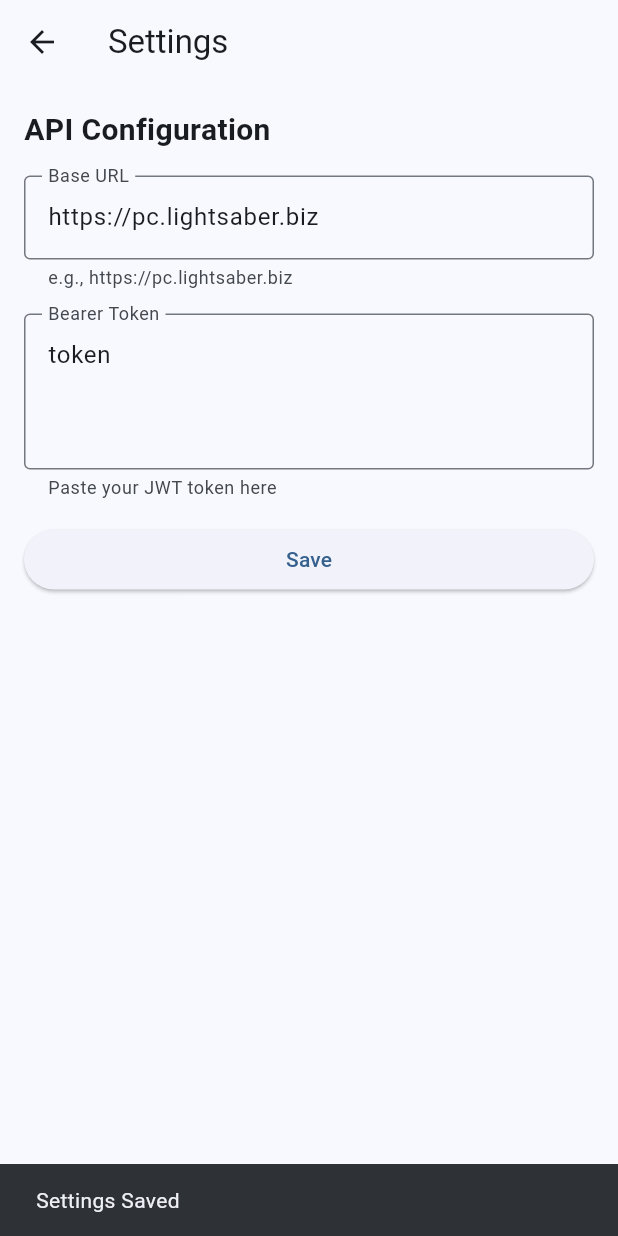
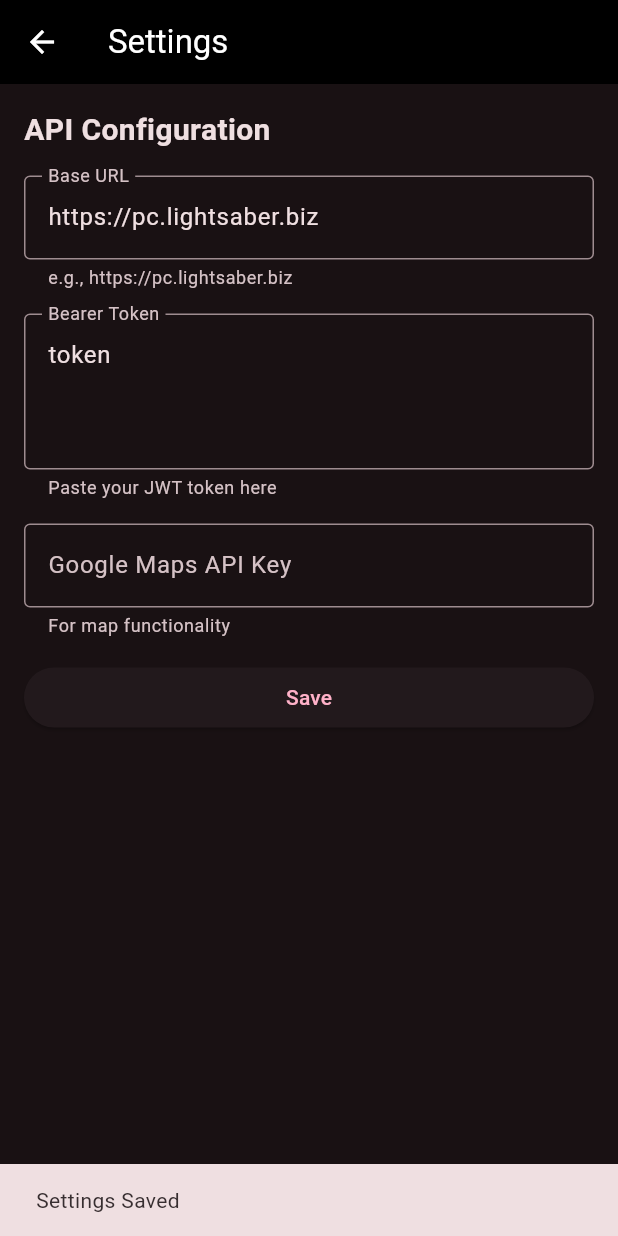
Before and after one commit to andytoland/flutter_purchase_cal, a Flutter app: the SettingsScreen screen opened directly, after a tap on "Save", on a phone screen of 412 x 824 dp. Run offline on Flutter 3.47's test engine with Material 3 defaults, Android fonts, the phone set to English and light mode, and no system bars; our stand-ins replace dio, flutter_secure_storage, google_maps_flutter; accounts and stored records are empty; network calls fail.

Commit message:
change layout a bit. Now has wall street bull on main view. Changed bit listing and theming too

```diff
--- a/lib/screens/location_add_screen.dart
+++ b/lib/screens/location_add_screen.dart
@@ -29,6 +29,22 @@
   void initState() {
     super.initState();
     _fetchLocations();
+    _checkMapKey();
+  }
+
+  Future<void> _checkMapKey() async {
+    final key = await _apiService.getGoogleMapsKey();
+    if (key == null || key.isEmpty) {
+      if (!mounted) return;
+      ScaffoldMessenger.of(context).showSnackBar(
+        const SnackBar(
+          content: Text(
+            'Please set Google Maps API Key in Settings for map functionality',
+          ),
+          duration: Duration(seconds: 5),
+        ),
+      );
+    }
   }
 
   @override
--- a/lib/screens/settings_screen.dart
+++ b/lib/screens/settings_screen.dart
@@ -12,6 +12,8 @@
   final ApiService _apiService = ApiService();
   final TextEditingController _urlController = TextEditingController();
   final TextEditingController _tokenController = TextEditingController();
+  final TextEditingController _googleMapsKeyController =
+      TextEditingController();
   bool _isLoading = true;
 
   @override
@@ -23,9 +25,11 @@
   Future<void> _loadSettings() async {
     final url = await _apiService.getBaseUrl();
     final token = await _apiService.getToken();
+    final googleMapsKey = await _apiService.getGoogleMapsKey();
     setState(() {
       _urlController.text = url;
       _tokenController.text = token ?? '';
+      _googleMapsKeyController.text = googleMapsKey ?? '';
       _isLoading = false;
     });
   }
@@ -33,6 +37,7 @@
   Future<void> _saveSettings() async {
     await _apiService.setBaseUrl(_urlController.text);
     await _apiService.setToken(_tokenController.text);
+    await _apiService.setGoogleMapsKey(_googleMapsKeyController.text);
     if (!mounted) return;
     ScaffoldMessenger.of(
       context,
@@ -74,6 +79,15 @@
                     maxLines: 3,
                   ),
                   const SizedBox(height: 16),
+                  TextField(
+                    controller: _googleMapsKeyController,
+                    decoration: const InputDecoration(
+                      labelText: 'Google Maps API Key',
+                      border: OutlineInputBorder(),
+                      helperText: 'For map functionality',
+                    ),
+                  ),
+                  const SizedBox(height: 16),
                   SizedBox(
                     width: double.infinity,
                     child: ElevatedButton(
--- a/lib/services/api_service.dart
+++ b/lib/services/api_service.dart
@@ -1,4 +1,6 @@
 import 'package:dio/dio.dart';
+import 'dart:io';
+import 'package:flutter/services.dart';
 import 'package:flutter_secure_storage/flutter_secure_storage.dart';
 import '../models/purchase.dart';
 
@@ -10,6 +12,7 @@
   final FlutterSecureStorage _storage = const FlutterSecureStorage();
   static const String _baseUrlKey = 'api_base_url';
   static const String _tokenKey = 'auth_token';
+  static const String _googleMapsKey = 'google_maps_key';
 
   // Default URL for Android Emulator is 10.0.2.2 to access localhost
   // For iOS/Web it is localhost. Since we are targeting web/chrome, localhost is fine.
@@ -44,6 +47,30 @@
 
   Future<String?> getToken() async {
     return await _storage.read(key: _tokenKey);
+  }
+
+  Future<void> setGoogleMapsKey(String key) async {
+    await _storage.write(key: _googleMapsKey, value: key);
+    await updateNativeGoogleMapsKey(key);
+  }
+
+  Future<String?> getGoogleMapsKey() async {
+    return await _storage.read(key: _googleMapsKey);
+  }
+
+  static const MethodChannel _mapChannel = MethodChannel(
+    'com.example.flutter_purchase_calc/maps',
+  );
+
+  Future<void> updateNativeGoogleMapsKey(String key) async {
+    if (!Platform.isIOS)
+      return; // Only iOS supports dynamic key setting this way for now
+
+    try {
+      await _mapChannel.invokeMethod('setGoogleMapsApiKey', {'key': key});
+    } on PlatformException catch (e) {
+      print("Failed to set map key: '${e.message}'.");
+    }
   }
 
   Future<List<Purchase>> getPurchases({
--- a/pubspec.yaml
+++ b/pubspec.yaml
@@ -65,9 +65,8 @@
   uses-material-design: true
 
   # To add assets to your application, add an assets section, like this:
-  # assets:
-  #   - images/a_dot_burr.jpeg
-  #   - images/a_dot_ham.jpeg
+  assets:
+    - assets/images/
 
   # An image asset can refer to one or more resolution-specific "variants", see
   # https://flutter.dev/to/resolution-aware-images
```
Also changed, not shown: lib/main.dart (+52 -33 lines), lib/screens/purchase_list_screen.dart (+6 -11 lines), lib/screens/spending_list_screen.dart (+6 -4 lines), assets/images/bull.png (added), 1 other file.
